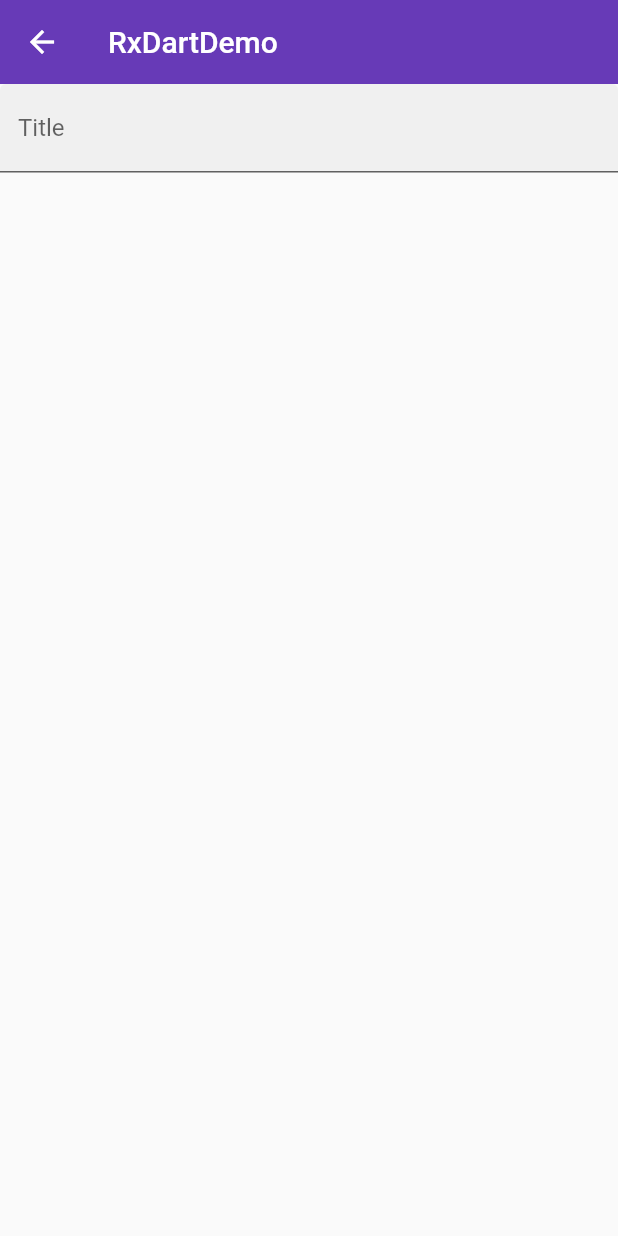
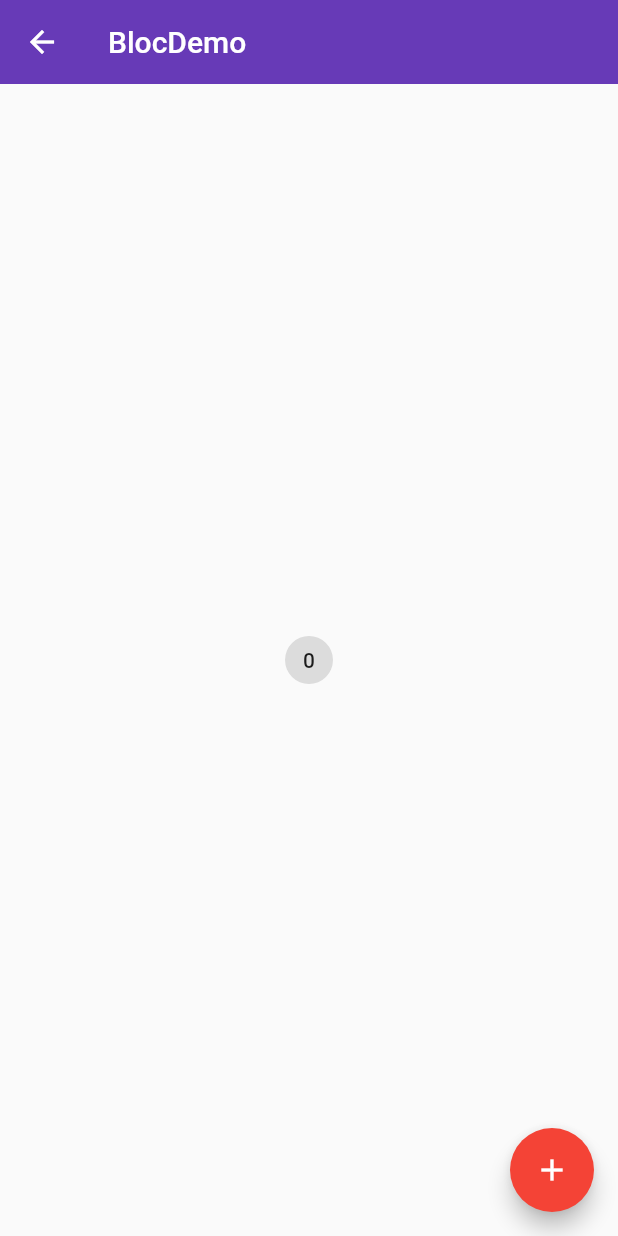
Before and after one commit to zwna/flutter, a Flutter app: the screen it shows after launch, on a phone screen of 412 x 824 dp. Run offline on Flutter 3.47's test engine with Material 2 defaults, Android fonts, the light colour scheme and no system bars; our stand-ins replace rxdart.

Commit message:
2019-1-9

```diff
--- /dev/null
+++ b/lib/demo/bloc/bloc_demo.dart
@@ -0,0 +1,19 @@
+import 'package:flutter/material.dart';
+import 'package:flutter_app/demo/bloc/counter_bloc_demo.dart';
+
+class BlocDemo extends StatelessWidget {
+  @override
+  Widget build(BuildContext context) {
+    return CounterProvider(
+      counterBloc: CounterBloc(),
+      child: Scaffold(
+        appBar: AppBar(
+          title: Text('BlocDemo'),
+          elevation: 0.0,
+        ),
+        body: CounterHomeDemo(),
+        floatingActionButton: CounterActionButton(),
+      ),
+    );
+  }
+}
--- /dev/null
+++ b/lib/demo/bloc/counter_bloc_demo.dart
@@ -0,0 +1,74 @@
+import 'dart:async';
+
+import 'package:flutter/material.dart';
+
+class CounterHomeDemo extends StatelessWidget {
+  @override
+  Widget build(BuildContext context) {
+    CounterBloc _counterBloc = CounterProvider.of(context).counterBloc;
+    return Center(
+      child: ActionChip(label: Text('0'),
+          onPressed: () {
+//          _counterBloc.log();
+            _counterBloc._counterActionController.add(1);
+      }),
+    );
+  }
+}
+
+class CounterActionButton extends StatelessWidget {
+
+  @override
+  Widget build(BuildContext context) {
+    CounterBloc _counterBloc = CounterProvider.of(context).counterBloc;
+    return FloatingActionButton(
+      child: Icon(Icons.add),
+      onPressed: () {
+//        _counterBloc.log();
+      _counterBloc._counterActionController.add(1);
+      },
+    );
+  }
+}
+
+class CounterProvider extends InheritedWidget {
+  final Widget child;
+  final CounterBloc counterBloc;
+
+  CounterProvider({this.child, this.counterBloc}):super(child: child);
+
+  static CounterProvider of(BuildContext context) {
+    return context.inheritFromWidgetOfExactType(CounterProvider)
+        as CounterProvider;
+  }
+
+  @override
+  bool updateShouldNotify(CounterProvider old) {
+    return true;
+  }
+}
+
+class CounterBloc {
+
+  final _counterActionController = StreamController<int>();
+
+  StreamSink<int> get counter => _counterActionController.sink;
+
+  CounterBloc(){
+    _counterActionController.stream.listen(onData);
+  }
+
+
+
+  void log() {
+    print("Bloc");
+  }
+
+  void onData(int event) {
+    print("$event");
+  }
+
+  void dispose(){
+    _counterActionController.close();
+  }
+}
--- a/lib/main.dart
+++ b/lib/main.dart
@@ -8,6 +8,7 @@ import 'package:flutter_app/demo/state/manage_statement_demo.dart';
 import 'package:flutter_app/demo/state/manage_statement_one_demo.dart';
 import 'package:flutter_app/demo/stream/stream_demo.dart';
 import 'package:flutter_app/demo/rxdart/rxdart_demo.dart';
+import 'package:flutter_app/demo/bloc/bloc_demo.dart';
 
 main() =>
   runApp(
@@ -34,7 +35,7 @@ class CustomWidget extends StatelessWidget{
       debugShowCheckedModeBanner: false,
 //      home: Home(),
 //      home: NavigatorDemo(),
-      initialRoute: "/rxdart",
+      initialRoute: "/bloc",
       routes: {
         "/":(context) => Home(),
         "/about":(context) => Page(title: 'About'),
@@ -44,6 +45,7 @@ class CustomWidget extends StatelessWidget{
         "/state_management_one":(context) => ManageStatementOneDemo(),
         "/stream":(context) => StreamDemo(),
         "/rxdart":(context) => RxDartDemo(),
+        "/bloc":(context) => BlocDemo(),
       },
       theme: ThemeData(
         primarySwatch: Colors.deepPurple,
```
